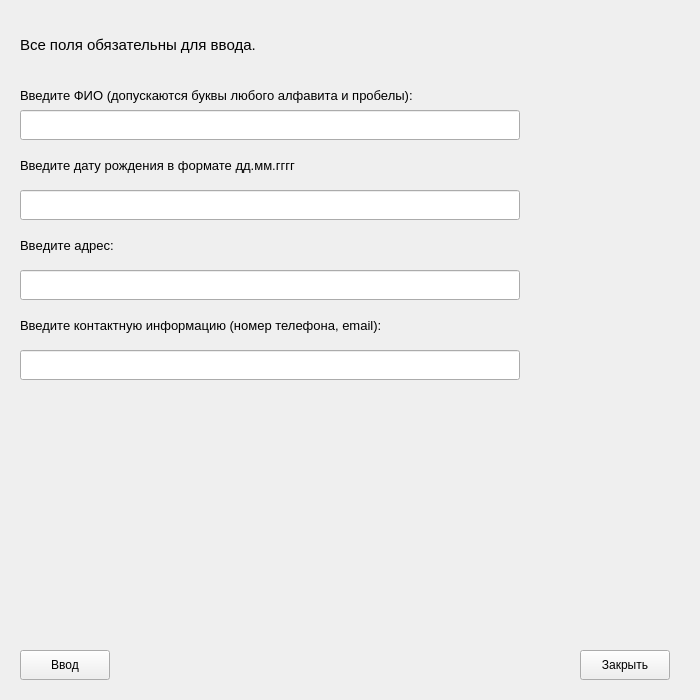
The window that NewClient.ui (andrejmaznin/library) describes before a commit, drawn with Qt 5.
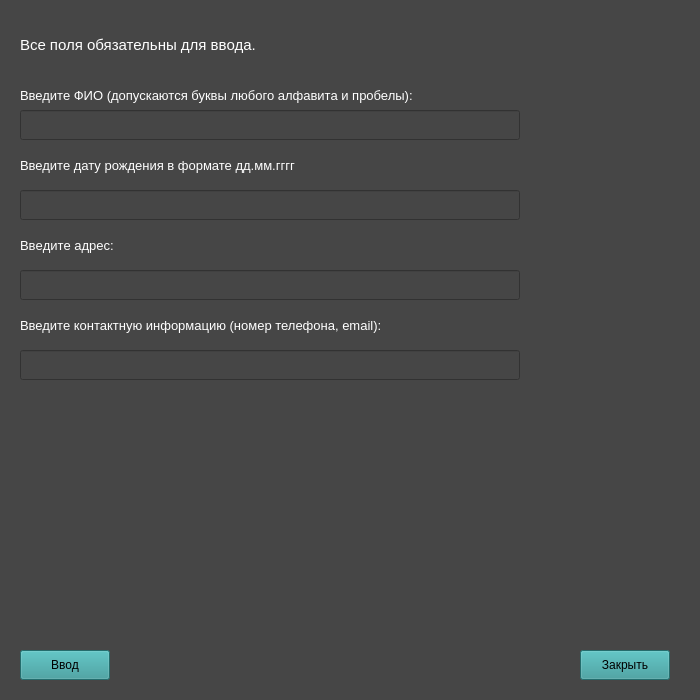
The same window after the commit.

The edit to the form file:
```diff
--- a/NewClient.ui
+++ b/NewClient.ui
@@ -13,6 +13,9 @@
   <property name="windowTitle">
    <string>Библиотека: регситрация читателя</string>
   </property>
+  <property name="styleSheet">
+   <string notr="true">background-color: rgb(70, 70, 70);</string>
+  </property>
   <widget class="QLabel" name="lb_upper">
    <property name="geometry">
     <rect>
@@ -27,6 +30,9 @@
      <pointsize>11</pointsize>
     </font>
    </property>
+   <property name="styleSheet">
+    <string notr="true">color: rgb(255, 255, 255);</string>
+   </property>
    <property name="text">
     <string>Все поля обязательны для ввода.</string>
    </property>
@@ -45,6 +51,9 @@
      <pointsize>10</pointsize>
     </font>
    </property>
+   <property name="styleSheet">
+    <string notr="true">color: rgb(255, 255, 255);</string>
+   </property>
    <property name="text">
     <string>Введите ФИО (допускаются буквы любого алфавита и пробелы):</string>
    </property>
@@ -73,6 +82,9 @@
      <pointsize>10</pointsize>
     </font>
    </property>
+   <property name="styleSheet">
+    <string notr="true">color: rgb(255, 255, 255);</string>
+   </property>
    <property name="text">
     <string>Введите дату рождения в формате дд.мм.гггг</string>
    </property>
@@ -104,6 +116,9 @@
      <kerning>false</kerning>
     </font>
    </property>
+   <property name="styleSheet">
+    <string notr="true">color: rgb(255, 255, 255);</string>
+   </property>
    <property name="text">
     <string>Введите адрес:</string>
    </property>
@@ -130,6 +145,9 @@
    <property name="cursor">
     <cursorShape>PointingHandCursor</cursorShape>
    </property>
+   <property name="styleSheet">
+    <string notr="true">background-color: rgb(51, 153, 153);</string>
+   </property>
    <property name="text">
     <string>Ввод</string>
    </property>
@@ -146,6 +164,9 @@
    <property name="cursor">
     <cursorShape>PointingHandCursor</cursorShape>
    </property>
+   <property name="styleSheet">
+    <string notr="true">background-color: rgb(51, 153, 153);</string>
+   </property>
    <property name="text">
     <string>Закрыть</string>
    </property>
@@ -164,6 +185,9 @@
      <pointsize>10</pointsize>
     </font>
    </property>
+   <property name="styleSheet">
+    <string notr="true">color: rgb(255, 255, 255);</string>
+   </property>
    <property name="text">
     <string>Введите контактную информацию (номер телефона, email):</string>
    </property>
@@ -187,6 +211,9 @@
      <height>30</height>
     </rect>
    </property>
+   <property name="styleSheet">
+    <string notr="true">color: rgb(255, 0, 0);</string>
+   </property>
    <property name="text">
     <string/>
    </property>
@@ -200,6 +227,9 @@
      <height>30</height>
     </rect>
    </property>
+   <property name="styleSheet">
+    <string notr="true">color: rgb(255, 0, 0);</string>
+   </property>
    <property name="text">
     <string/>
    </property>
@@ -218,6 +248,9 @@
      <pointsize>12</pointsize>
     </font>
    </property>
+   <property name="styleSheet">
+    <string notr="true">color: rgb(170, 255, 127);</string>
+   </property>
    <property name="text">
     <string/>
    </property>
@@ -231,6 +264,9 @@
      <height>30</height>
     </rect>
    </property>
+   <property name="styleSheet">
+    <string notr="true">color: rgb(255, 0, 0);</string>
+   </property>
    <property name="text">
     <string/>
    </property>
@@ -244,6 +280,9 @@
      <height>30</height>
     </rect>
    </property>
+   <property name="styleSheet">
+    <string notr="true">color: rgb(255, 0, 0);</string>
+   </property>
    <property name="text">
     <string/>
    </property>
```
